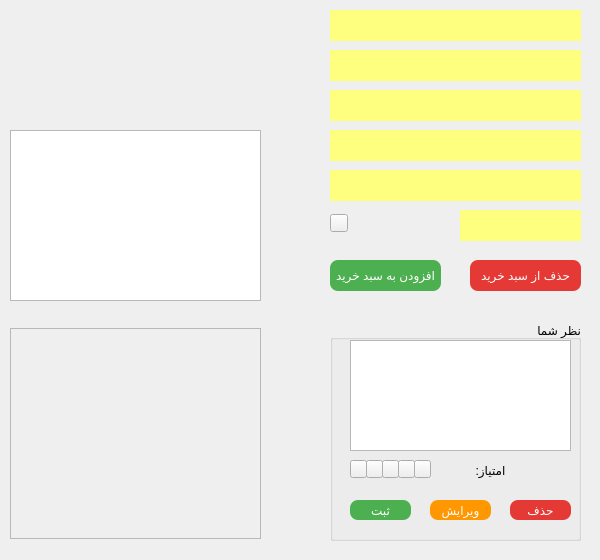
Old version of the form bookdetails.ui in the repository mozali1386-alt/Ketab_e_Man.
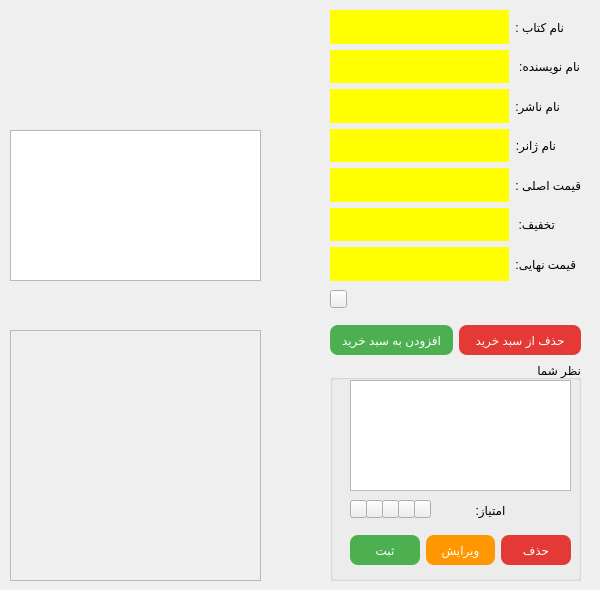
New version of the form. Icons and pictures are not drawn.

```diff
--- a/bookdetails.ui
+++ b/bookdetails.ui
@@ -7,128 +7,29 @@
     <x>0</x>
     <y>0</y>
     <width>600</width>
-    <height>560</height>
+    <height>590</height>
    </rect>
   </property>
+  <property name="minimumSize">
+   <size>
+    <width>600</width>
+    <height>590</height>
+   </size>
+  </property>
+  <property name="maximumSize">
+   <size>
+    <width>600</width>
+    <height>590</height>
+   </size>
+  </property>
   <property name="windowTitle">
    <string>Form</string>
   </property>
-  <widget class="QLabel" name="label_bookname">
-   <property name="geometry">
-    <rect>
-     <x>330</x>
-     <y>10</y>
-     <width>251</width>
-     <height>31</height>
-    </rect>
-   </property>
-   <property name="styleSheet">
-    <string notr="true">background-color: rgb(255, 255, 127);</string>
-   </property>
-   <property name="text">
-    <string/>
-   </property>
-   <property name="wordWrap">
-    <bool>true</bool>
-   </property>
-  </widget>
-  <widget class="QLabel" name="label_authorname">
-   <property name="geometry">
-    <rect>
-     <x>330</x>
-     <y>50</y>
-     <width>251</width>
-     <height>31</height>
-    </rect>
-   </property>
-   <property name="styleSheet">
-    <string notr="true">background-color: rgb(255, 255, 127);</string>
-   </property>
-   <property name="text">
-    <string/>
-   </property>
-   <property name="wordWrap">
-    <bool>true</bool>
-   </property>
-  </widget>
-  <widget class="QLabel" name="label_genrename">
-   <property name="geometry">
-    <rect>
-     <x>330</x>
-     <y>130</y>
-     <width>251</width>
-     <height>31</height>
-    </rect>
-   </property>
-   <property name="styleSheet">
-    <string notr="true">background-color: rgb(255, 255, 127);</string>
-   </property>
-   <property name="text">
-    <string/>
-   </property>
-   <property name="wordWrap">
-    <bool>true</bool>
-   </property>
-  </widget>
-  <widget class="QLabel" name="label_publishername">
-   <property name="geometry">
-    <rect>
-     <x>330</x>
-     <y>90</y>
-     <width>251</width>
-     <height>31</height>
-    </rect>
-   </property>
-   <property name="styleSheet">
-    <string notr="true">background-color: rgb(255, 255, 127);</string>
-   </property>
-   <property name="text">
-    <string/>
-   </property>
-   <property name="wordWrap">
-    <bool>true</bool>
-   </property>
-  </widget>
-  <widget class="QLabel" name="label_price">
-   <property name="geometry">
-    <rect>
-     <x>330</x>
-     <y>170</y>
-     <width>251</width>
-     <height>31</height>
-    </rect>
-   </property>
-   <property name="styleSheet">
-    <string notr="true">background-color: rgb(255, 255, 127);</string>
-   </property>
-   <property name="text">
-    <string/>
-   </property>
-   <property name="wordWrap">
-    <bool>true</bool>
-   </property>
-  </widget>
-  <widget class="QLabel" name="label_discount">
-   <property name="geometry">
-    <rect>
-     <x>460</x>
-     <y>210</y>
-     <width>121</width>
-     <height>31</height>
-    </rect>
-   </property>
-   <property name="styleSheet">
-    <string notr="true">background-color: rgb(255, 255, 127);</string>
-   </property>
-   <property name="text">
-    <string/>
-   </property>
-  </widget>
   <widget class="QGroupBox" name="groupBox">
    <property name="geometry">
     <rect>
      <x>330</x>
-     <y>320</y>
+     <y>360</y>
      <width>251</width>
      <height>221</height>
     </rect>
@@ -149,66 +50,6 @@
      </rect>
     </property>
    </widget>
-   <widget class="QPushButton" name="pushButton_remove">
-    <property name="geometry">
-     <rect>
-      <x>180</x>
-      <y>180</y>
-      <width>61</width>
-      <height>20</height>
-     </rect>
-    </property>
-    <property name="styleSheet">
-     <string notr="true">QPushButton {
-    background-color: #E53935;
-    color: white;
-    border-radius: 8px;
-}</string>
-    </property>
-    <property name="text">
-     <string>حذف</string>
-    </property>
-   </widget>
-   <widget class="QPushButton" name="pushButton_edit">
-    <property name="geometry">
-     <rect>
-      <x>100</x>
-      <y>180</y>
-      <width>61</width>
-      <height>20</height>
-     </rect>
-    </property>
-    <property name="styleSheet">
-     <string notr="true">QPushButton{
-background-color: #FF9800;
-color: white;
-border-radius: 8px;
-}</string>
-    </property>
-    <property name="text">
-     <string>ویرایش</string>
-    </property>
-   </widget>
-   <widget class="QPushButton" name="pushButton_save">
-    <property name="geometry">
-     <rect>
-      <x>20</x>
-      <y>180</y>
-      <width>61</width>
-      <height>20</height>
-     </rect>
-    </property>
-    <property name="styleSheet">
-     <string notr="true">QPushButton {
-    background-color: #4CAF50;
-    color: white;
-    border-radius: 8px;
-}</string>
-    </property>
-    <property name="text">
-     <string>ثبت</string>
-    </property>
-   </widget>
    <widget class="QToolButton" name="toolButton_star1">
     <property name="geometry">
      <rect>
@@ -305,6 +146,78 @@
      <set>Qt::AlignCenter</set>
     </property>
    </widget>
+   <widget class="QWidget" name="horizontalLayoutWidget">
+    <property name="geometry">
+     <rect>
+      <x>20</x>
+      <y>170</y>
+      <width>221</width>
+      <height>41</height>
+     </rect>
+    </property>
+    <layout class="QHBoxLayout" name="horizontalLayout">
+     <item>
+      <widget class="QPushButton" name="pushButton_commentadd">
+       <property name="maximumSize">
+        <size>
+         <width>16777215</width>
+         <height>30</height>
+        </size>
+       </property>
+       <property name="styleSheet">
+        <string notr="true">QPushButton {
+    background-color: #4CAF50;
+    color: white;
+    border-radius: 8px;
+}</string>
+       </property>
+       <property name="text">
+        <string>ثبت</string>
+       </property>
+      </widget>
+     </item>
+     <item>
+      <widget class="QPushButton" name="pushButton_commentedit">
+       <property name="maximumSize">
+        <size>
+         <width>16777215</width>
+         <height>30</height>
+        </size>
+       </property>
+       <property name="styleSheet">
+        <string notr="true">QPushButton{
+background-color: #FF9800;
+color: white;
+border-radius: 8px;
+}</string>
+       </property>
+       <property name="text">
+        <string>ویرایش</string>
+       </property>
+      </widget>
+     </item>
+     <item>
+      <widget class="QPushButton" name="pushButton_commentremove">
+       <property name="maximumSize">
+        <size>
+         <width>16777215</width>
+         <height>30</height>
+        </size>
+       </property>
+       <property name="styleSheet">
+        <string notr="true">QPushButton {
+    background-color: #E53935;
+    color: white;
+    border-radius: 8px;
+}</string>
+       </property>
+       <property name="text">
+        <string>حذف</string>
+       </property>
+      </widget>
+     </item>
+    </layout>
+   </widget>
   </widget>
   <widget class="QTextBrowser" name="textBrowser_tozih">
    <property name="geometry">
@@ -312,7 +225,7 @@
      <x>10</x>
      <y>130</y>
      <width>251</width>
-     <height>171</height>
+     <height>151</height>
     </rect>
    </property>
    <property name="html">
@@ -330,21 +243,24 @@
    <property name="geometry">
     <rect>
      <x>10</x>
-     <y>328</y>
+     <y>330</y>
      <width>251</width>
-     <height>211</height>
+     <height>251</height>
     </rect>
    </property>
    <property name="widgetResizable">
     <bool>true</bool>
    </property>
+   <property name="alignment">
+    <set>Qt::AlignRight|Qt::AlignTop|Qt::AlignTrailing</set>
+   </property>
    <widget class="QWidget" name="scrollAreaWidgetContents">
     <property name="geometry">
      <rect>
       <x>0</x>
       <y>0</y>
       <width>249</width>
-      <height>209</height>
+      <height>249</height>
      </rect>
     </property>
     <layout class="QVBoxLayout" name="verticalLayout"/>
@@ -366,31 +282,273 @@
     <string/>
    </property>
   </widget>
-  <widget class="QLabel" name="label_avgscore">
+  <widget class="QWidget" name="gridLayoutWidget">
    <property name="geometry">
     <rect>
-     <x>349</x>
-     <y>210</y>
+     <x>330</x>
+     <y>10</y>
+     <width>251</width>
+     <height>271</height>
+    </rect>
+   </property>
+   <layout class="QGridLayout" name="gridLayout">
+    <item row="2" column="1">
+     <widget class="QLabel" name="label_5">
+      <property name="sizePolicy">
+       <sizepolicy hsizetype="Fixed" vsizetype="Preferred">
+        <horstretch>0</horstretch>
+        <verstretch>0</verstretch>
+       </sizepolicy>
+      </property>
+      <property name="styleSheet">
+       <string notr="true"/>
+      </property>
+      <property name="text">
+       <string>نام ناشر:</string>
+      </property>
+     </widget>
+    </item>
+    <item row="3" column="1">
+     <widget class="QLabel" name="label_7">
+      <property name="sizePolicy">
+       <sizepolicy hsizetype="Fixed" vsizetype="Preferred">
+        <horstretch>0</horstretch>
+        <verstretch>0</verstretch>
+       </sizepolicy>
+      </property>
+      <property name="text">
+       <string>نام ژانر:</string>
+      </property>
+     </widget>
+    </item>
+    <item row="1" column="1">
+     <widget class="QLabel" name="label_3">
+      <property name="sizePolicy">
+       <sizepolicy hsizetype="Fixed" vsizetype="Preferred">
+        <horstretch>0</horstretch>
+        <verstretch>0</verstretch>
+       </sizepolicy>
+      </property>
+      <property name="text">
+       <string>نام نویسنده: </string>
+      </property>
+     </widget>
+    </item>
+    <item row="5" column="1">
+     <widget class="QLabel" name="label_12">
+      <property name="sizePolicy">
+       <sizepolicy hsizetype="Fixed" vsizetype="Preferred">
+        <horstretch>0</horstretch>
+        <verstretch>0</verstretch>
+       </sizepolicy>
+      </property>
+      <property name="text">
+       <string>تخفیف: </string>
+      </property>
+      <property name="wordWrap">
+       <bool>true</bool>
+      </property>
+     </widget>
+    </item>
+    <item row="6" column="0">
+     <widget class="QLabel" name="label_pricenahaii">
+      <property name="sizePolicy">
+       <sizepolicy hsizetype="Expanding" vsizetype="Preferred">
+        <horstretch>0</horstretch>
+        <verstretch>0</verstretch>
+       </sizepolicy>
+      </property>
+      <property name="styleSheet">
+       <string notr="true">background-color: rgb(255, 255, 0);</string>
+      </property>
+      <property name="text">
+       <string/>
+      </property>
+      <property name="wordWrap">
+       <bool>true</bool>
+      </property>
+     </widget>
+    </item>
+    <item row="4" column="1">
+     <widget class="QLabel" name="label_10">
+      <property name="sizePolicy">
+       <sizepolicy hsizetype="Fixed" vsizetype="Preferred">
+        <horstretch>0</horstretch>
+        <verstretch>0</verstretch>
+       </sizepolicy>
+      </property>
+      <property name="text">
+       <string>قیمت اصلی :</string>
+      </property>
+     </widget>
+    </item>
+    <item row="6" column="1">
+     <widget class="QLabel" name="label_14">
+      <property name="sizePolicy">
+       <sizepolicy hsizetype="Fixed" vsizetype="Preferred">
+        <horstretch>0</horstretch>
+        <verstretch>0</verstretch>
+       </sizepolicy>
+      </property>
+      <property name="styleSheet">
+       <string notr="true">font: 600 12pt &quot;Segoe UI&quot;;</string>
+      </property>
+      <property name="text">
+       <string>قیمت نهایی:</string>
+      </property>
+     </widget>
+    </item>
+    <item row="0" column="1">
+     <widget class="QLabel" name="label">
+      <property name="sizePolicy">
+       <sizepolicy hsizetype="Fixed" vsizetype="Preferred">
+        <horstretch>0</horstretch>
+        <verstretch>0</verstretch>
+       </sizepolicy>
+      </property>
+      <property name="text">
+       <string>نام کتاب :</string>
+      </property>
+     </widget>
+    </item>
+    <item row="1" column="0">
+     <widget class="QLabel" name="label_anothername">
+      <property name="sizePolicy">
+       <sizepolicy hsizetype="Expanding" vsizetype="Preferred">
+        <horstretch>0</horstretch>
+        <verstretch>0</verstretch>
+       </sizepolicy>
+      </property>
+      <property name="styleSheet">
+       <string notr="true">background-color: rgb(255, 255, 0);</string>
+      </property>
+      <property name="text">
+       <string/>
+      </property>
+      <property name="wordWrap">
+       <bool>true</bool>
+      </property>
+     </widget>
+    </item>
+    <item row="5" column="0">
+     <widget class="QLabel" name="label_discount">
+      <property name="sizePolicy">
+       <sizepolicy hsizetype="Expanding" vsizetype="Preferred">
+        <horstretch>0</horstretch>
+        <verstretch>0</verstretch>
+       </sizepolicy>
+      </property>
+      <property name="styleSheet">
+       <string notr="true">background-color: rgb(255, 255, 0);</string>
+      </property>
+      <property name="text">
+       <string/>
+      </property>
+      <property name="wordWrap">
+       <bool>true</bool>
+      </property>
+     </widget>
+    </item>
+    <item row="0" column="0">
+     <widget class="QLabel" name="label_bookname">
+      <property name="sizePolicy">
+       <sizepolicy hsizetype="Expanding" vsizetype="Preferred">
+        <horstretch>0</horstretch>
+        <verstretch>0</verstretch>
+       </sizepolicy>
+      </property>
+      <property name="styleSheet">
+       <string notr="true">background-color: rgb(255, 255, 0);</string>
+      </property>
+      <property name="text">
+       <string/>
+      </property>
+      <property name="wordWrap">
+       <bool>true</bool>
+      </property>
+     </widget>
+    </item>
+    <item row="2" column="0">
+     <widget class="QLabel" name="label_publishername">
+      <property name="sizePolicy">
+       <sizepolicy hsizetype="Expanding" vsizetype="Preferred">
+        <horstretch>0</horstretch>
+        <verstretch>0</verstretch>
+       </sizepolicy>
+      </property>
+      <property name="styleSheet">
+       <string notr="true">background-color: rgb(255, 255, 0);</string>
+      </property>
+      <property name="text">
+       <string/>
+      </property>
+      <property name="wordWrap">
+       <bool>true</bool>
+      </property>
+     </widget>
+    </item>
+    <item row="3" column="0">
+     <widget class="QLabel" name="label_genrename">
+      <property name="sizePolicy">
+       <sizepolicy hsizetype="Expanding" vsizetype="Preferred">
+        <horstretch>0</horstretch>
+        <verstretch>0</verstretch>
+       </sizepolicy>
+      </property>
+      <property name="styleSheet">
+       <string notr="true">background-color: rgb(255, 255, 0);</string>
+      </property>
+      <property name="text">
+       <string/>
+      </property>
+      <property name="wordWrap">
+       <bool>true</bool>
+      </property>
+     </widget>
+    </item>
+    <item row="4" column="0">
+     <widget class="QLabel" name="label_priceasli">
+      <property name="sizePolicy">
+       <sizepolicy hsizetype="Expanding" vsizetype="Preferred">
+        <horstretch>0</horstretch>
+        <verstretch>0</verstretch>
+       </sizepolicy>
+      </property>
+      <property name="styleSheet">
+       <string notr="true">background-color: rgb(255, 255, 0);</string>
+      </property>
+      <property name="text">
+       <string/>
+      </property>
+      <property name="wordWrap">
+       <bool>true</bool>
+      </property>
+     </widget>
+    </item>
+   </layout>
+  </widget>
+  <widget class="QLabel" name="label_score">
+   <property name="geometry">
+    <rect>
+     <x>350</x>
+     <y>290</y>
      <width>61</width>
-     <height>31</height>
+     <height>21</height>
     </rect>
    </property>
-   <property name="styleSheet">
-    <string notr="true"/>
-   </property>
    <property name="text">
     <string/>
    </property>
-   <property name="wordWrap">
-    <bool>true</bool>
+   <property name="alignment">
+    <set>Qt::AlignLeading|Qt::AlignLeft|Qt::AlignVCenter</set>
    </property>
   </widget>
   <widget class="QToolButton" name="toolButton_6">
    <property name="geometry">
     <rect>
      <x>330</x>
-     <y>214</y>
-     <width>18</width>
+     <y>290</y>
+     <width>17</width>
      <height>18</height>
     </rect>
    </property>
@@ -401,45 +559,57 @@
     <string/>
    </property>
   </widget>
-  <widget class="QPushButton" name="pushButton_cartremove">
-   <property name="geometry">
-    <rect>
-     <x>470</x>
-     <y>260</y>
-     <width>111</width>
-     <height>31</height>
-    </rect>
-   </property>
-   <property name="styleSheet">
-    <string notr="true">QPushButton {
-    background-color: #E53935;
-    color: white;
-    border-radius: 8px;
-}</string>
-   </property>
-   <property name="text">
-    <string>حذف از سبد خرید</string>
-   </property>
-  </widget>
-  <widget class="QPushButton" name="pushButton_cartsave">
+  <widget class="QWidget" name="horizontalLayoutWidget_2">
    <property name="geometry">
     <rect>
      <x>330</x>
-     <y>260</y>
-     <width>111</width>
-     <height>31</height>
+     <y>320</y>
+     <width>251</width>
+     <height>41</height>
     </rect>
    </property>
-   <property name="styleSheet">
-    <string notr="true">QPushButton {
+   <layout class="QHBoxLayout" name="horizontalLayout_2">
+    <item>
+     <widget class="QPushButton" name="pushButton_cartadd">
+      <property name="maximumSize">
+       <size>
+        <width>16777215</width>
+        <height>30</height>
+       </size>
+      </property>
+      <property name="styleSheet">
+       <string notr="true">QPushButton {
     background-color: #4CAF50;
     color: white;
     border-radius: 8px;
 }</string>
-   </property>
-   <property name="text">
-    <string>افزودن به سبد خرید</string>
-   </property>
+      </property>
+      <property name="text">
+       <string>افزودن به سبد خرید</string>
+      </property>
+     </widget>
+    </item>
+    <item>
+     <widget class="QPushButton" name="pushButton_cartremove">
+      <property name="maximumSize">
+       <size>
+        <width>16777215</width>
+        <height>30</height>
+       </size>
+      </property>
+      <property name="styleSheet">
+       <string notr="true">QPushButton {
+    background-color: #E53935;
+    color: white;
+    border-radius: 8px;
+}</string>
+      </property>
+      <property name="text">
+       <string>حذف از سبد خرید</string>
+      </property>
+     </widget>
+    </item>
+   </layout>
   </widget>
  </widget>
  <resources/>
```
Left out of the diff: 2 changed lines with no effect on the pictures.
